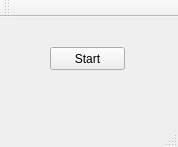
First picture: the form in mainwindow.ui, repository posproger/TcpTestSrv, before the edit.
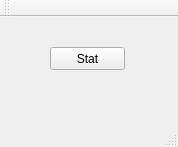
Second picture: the form after the edit.

Patch:
```diff
--- a/mainwindow.ui
+++ b/mainwindow.ui
@@ -24,7 +24,7 @@
      </rect>
     </property>
     <property name="text">
-     <string>Start</string>
+     <string>Stat</string>
     </property>
    </widget>
   </widget>
```
